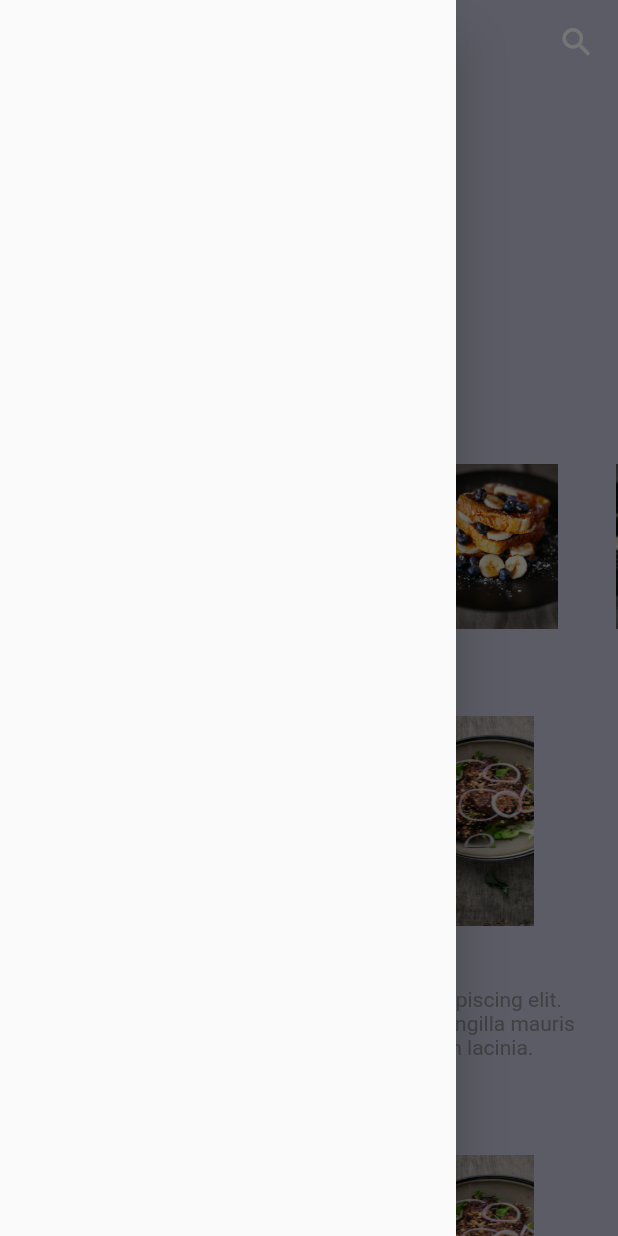
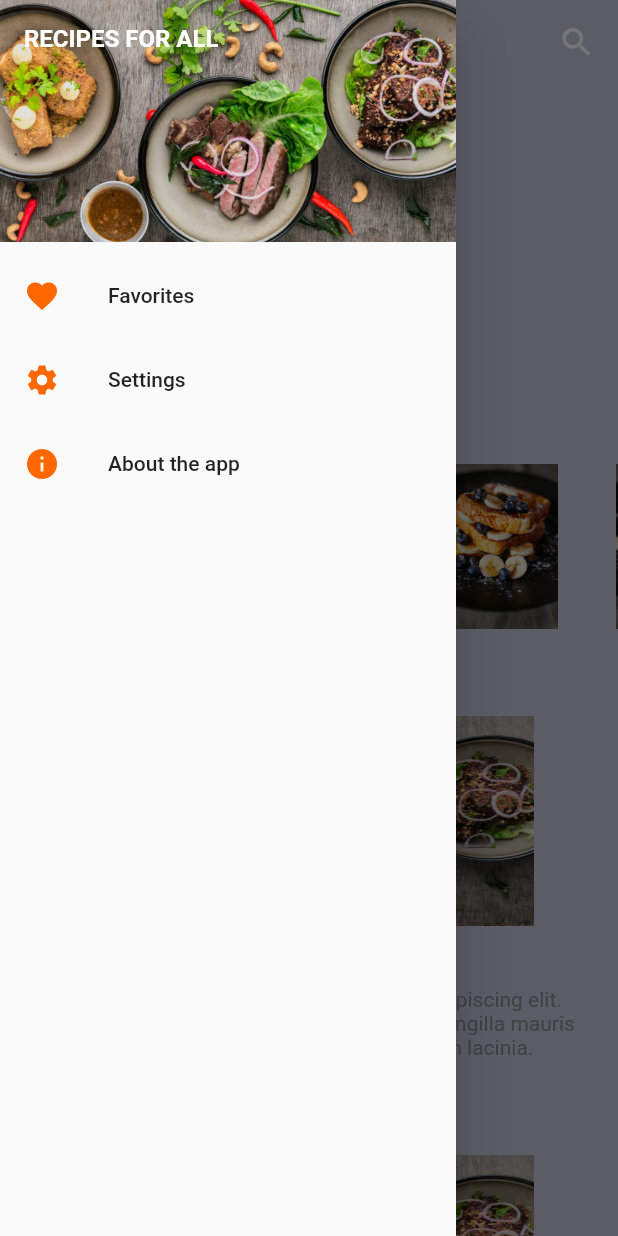
Before and after one commit to joselopes04/Recipes-4-All-APP, a Flutter app: the screen it shows after launch, with the side drawer open, on a phone screen of 412 x 824 dp. Run offline on Flutter 3.47's test engine with Material 2 defaults, Android fonts, the phone set to English and light mode, and no system bars; our stand-ins replace flutter_swiper.

Commit message:
Improvements on drawer Menu Drawer menu now have options

```diff
--- a/lib/src/styles/styles.dart
+++ b/lib/src/styles/styles.dart
@@ -5,7 +5,7 @@ final colorBG = Color.fromRGBO(200, 200, 222, 1.0);
 final colorTitle = Color.fromRGBO(0, 0, 0, 1.0);
 final colorRecipeDescription = Color.fromRGBO(128, 128, 128, 0.8);
 final colorIcons = Color.fromRGBO(255, 104, 0, 1.0);
-final colorIconsAppBar = Color.fromRGBO(255, 255, 255, 1.0);
+final colorWhite = Color.fromRGBO(255, 255, 255, 1.0);
 
 //Texts
 final titlesStyle = TextStyle(
@@ -31,3 +31,9 @@ final iconTextStyle = TextStyle(
     color: colorTitle,
     fontSize: 14.0
 );
+
+final titlesDrawerHeader = TextStyle(
+  fontWeight: FontWeight.bold,
+  color: colorWhite,
+  fontSize: 16.0
+);
--- a/lib/src/widgets/appBarRecipe.dart
+++ b/lib/src/widgets/appBarRecipe.dart
@@ -9,7 +9,7 @@ Widget appBarRecipe(){
     expandedHeight: 200.0,
     elevation: 0.0,
     iconTheme: IconThemeData(
-      color: colorIconsAppBar
+      color: colorWhite
     ),
     flexibleSpace: FlexibleSpaceBar(
       background: FadeInImage(
--- a/lib/src/widgets/drawerMenu.dart
+++ b/lib/src/widgets/drawerMenu.dart
@@ -1,10 +1,52 @@
 import 'package:flutter/material.dart';
+
+import '../styles/styles.dart';
 
 class DrawerMenu extends StatelessWidget {
   const DrawerMenu ({Key? key}) :super(key: key);
 
   @override
   Widget build(BuildContext context) {
-    return const Drawer();
+    return Drawer(
+      child: Container(
+        child: ListView(
+          padding: EdgeInsets.zero,
+          children: [
+            DrawerHeader(
+              decoration: BoxDecoration(
+                image:DecorationImage(
+                  image: AssetImage('assets/images/food2.jpg'),
+                  fit: BoxFit.cover,
+                )
+              ),
+              child: Container(
+                child: Text('RECIPES FOR ALL', style: titlesDrawerHeader),
+              ),
+            ),
+            ListTile(
+              leading: Icon(Icons.favorite, color: colorIcons),
+              title: Text('Favorites'),
+              onTap: (){
+                Navigator.pushNamed(context, 'category');
+              },
+            ),
+            ListTile(
+              leading: Icon(Icons.settings, color: colorIcons),
+              title: Text('Settings'),
+              onTap: (){
+                Navigator.pushNamed(context, 'category');
+              },
+            ),
+            ListTile(
+              leading: Icon(Icons.info, color: colorIcons),
+              title: Text('About the app'),
+              onTap: (){
+                Navigator.pushNamed(context, 'category');
+              },
+            )
+          ],
+        ),
+      ),
+    );
   }
 }
```
